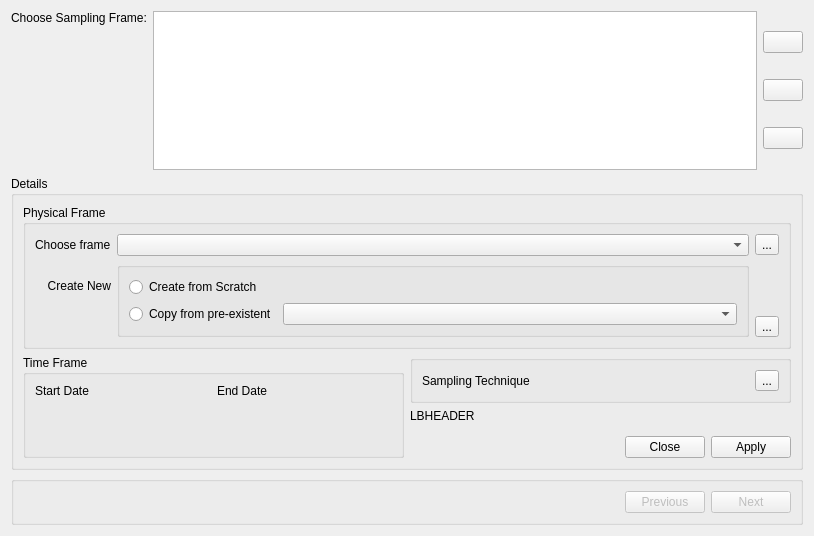
Above: app_new/frmframe.ui from doublebyte1/app_solution before the change. Below: the same form after it.
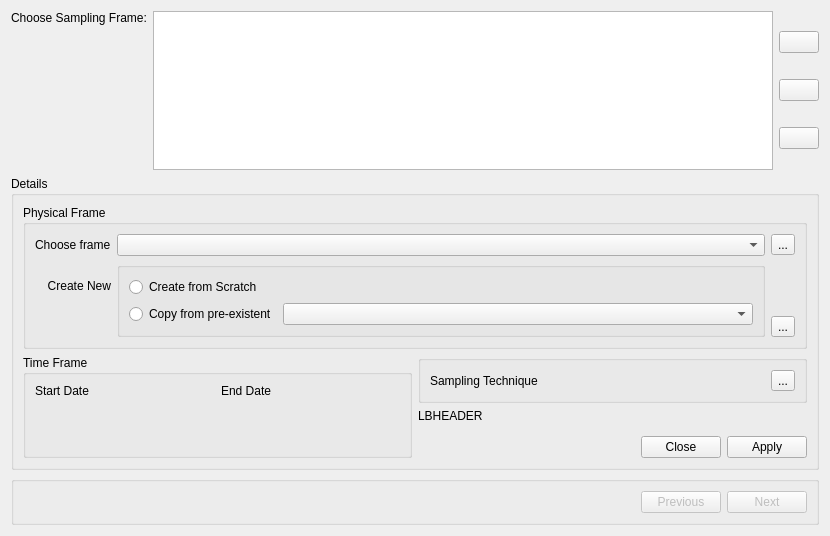
That is the form after the change. Icons and pictures are not drawn. Custom widgets are drawn as their Qt base class.

```diff
--- a/app_new/frmframe.ui
+++ b/app_new/frmframe.ui
@@ -6,7 +6,7 @@
    <rect>
     <x>0</x>
     <y>0</y>
-    <width>814</width>
+    <width>830</width>
     <height>536</height>
    </rect>
   </property>
```
Left out of the diff: 3 changed lines with no effect on the pictures.
